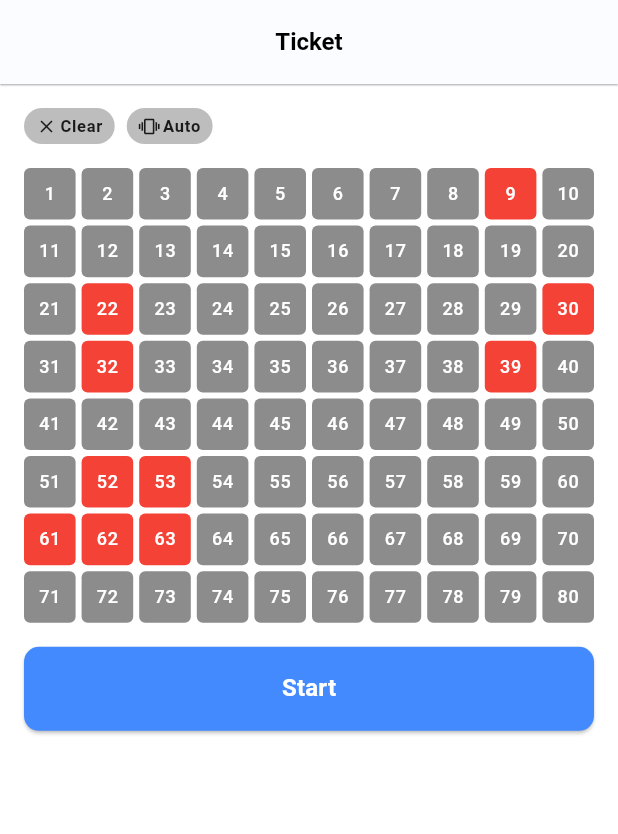
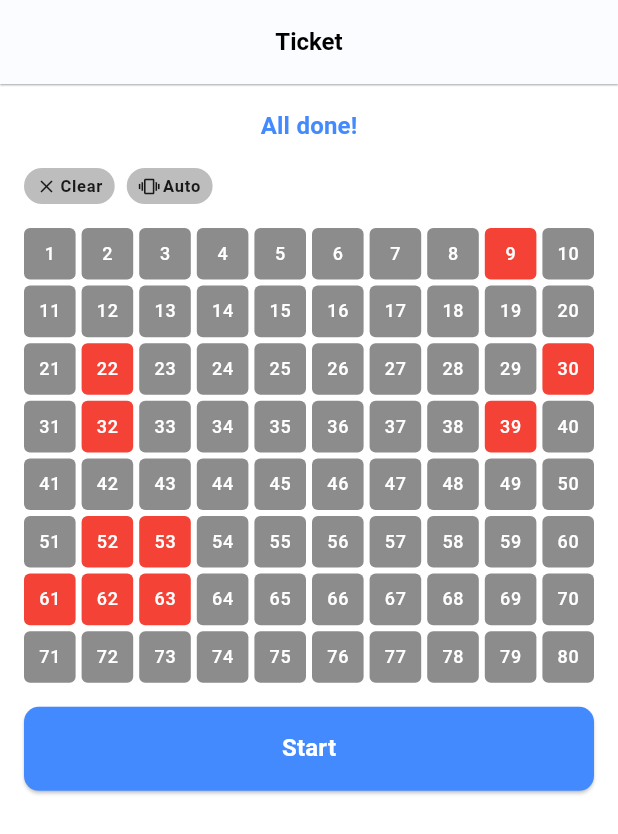
Before and after one commit to rayray199085/My-Draw, a Flutter app: the screen it shows after launch, after a tap on "Auto", on a phone screen of 412 x 824 dp. Shown: the top 834 px of the screen. Run offline on Flutter 3.47's test engine with Material 3 defaults, Android fonts, the phone set to English and light mode, and no system bars; our stand-ins replace bloc, flutter_bloc, freezed_annotation, go_router.

Commit message:
Update ticket header UI

```diff
--- a/lib/features/screens/ticket/presentation/ticket_screen.dart
+++ b/lib/features/screens/ticket/presentation/ticket_screen.dart
@@ -44,7 +44,7 @@ class TicketBody extends StatelessWidget {
               crossAxisAlignment: CrossAxisAlignment.stretch,
               spacing: Gaps.spacing16,
               children: [
-                const TicketHeader(),
+                TicketHeader(numberCount: selectedNumbers.length),
                 NumberSelectionBoard(selectedNumbers: selectedNumbers),
                 ElevatedButton(
                     onPressed: selectedNumbers.length ==
--- a/lib/features/screens/ticket/presentation/widgets/ticket_header.dart
+++ b/lib/features/screens/ticket/presentation/widgets/ticket_header.dart
@@ -1,5 +1,6 @@
 import 'package:flutter/material.dart';
 import 'package:flutter_bloc/flutter_bloc.dart';
+import 'package:my_draw/features/screens/ticket/presentation/ticket_screen_constants.dart';
 
 import '../../../../../core/theme/gaps.dart';
 import '../../../../../generated/l10n.dart';
@@ -7,11 +8,24 @@ import '../cubit/ticket_cubit.dart';
 import 'icon_text_button.dart';
 
 class TicketHeader extends StatelessWidget {
-  const TicketHeader({super.key});
+  const TicketHeader({super.key, this.numberCount = 0});
 
+  final int numberCount;
   @override
   Widget build(BuildContext context) {
-    return Row(
+    final remainingNumberCount =
+        TicketScreenConstants.maxSelectedNumber - numberCount;
+    return Column(
+      spacing: Gaps.spacing16,
+      children: [
+        Text(
+          _getTitleLabel(context: context, count: remainingNumberCount),
+          style: Theme.of(context).textTheme.titleMedium?.copyWith(
+                color: Theme.of(context).colorScheme.primary,
+                fontWeight: FontWeight.bold,
+              ),
+        ),
+        Row(
           spacing: Gaps.spacing8,
           children: [
             IconTextButton(
@@ -22,9 +36,22 @@ class TicketHeader extends StatelessWidget {
             IconTextButton(
               icon: Icons.vibration,
               label: S.of(context).auto,
-          onTap: () => context.read<TicketCubit>().autoGenerateTicketNumbers(),
+              onTap: () =>
+                  context.read<TicketCubit>().autoGenerateTicketNumbers(),
             )
+          ],
+        ),
       ],
     );
   }
+
+  String _getTitleLabel({required BuildContext context, required int count}) {
+    if (count == 0) {
+      return S.of(context).allDone;
+    } else if (count == 1) {
+      return S.of(context).pickOneNumber;
+    } else {
+      return S.of(context).pickNumbers(count);
     }
+  }
+}
--- a/lib/l10n/intl_en.arb
+++ b/lib/l10n/intl_en.arb
@@ -1,10 +1,13 @@
 {
   "@@locale": "en",
+  "allDone": "All done!",
   "auto": "Auto",
   "ballNumbers": "Ball numbers",
   "clear": "Clear",
   "draw": "Draw",
   "heads": "Heads",
+  "pickNumbers": "Pick {count} numbers",
+  "pickOneNumber": "Pick 1 number",
   "start": "Start",
   "tails": "Tails",
   "ticket": "Ticket",
```
Also changed, not shown: lib/generated/intl/messages_en.dart, lib/generated/l10n.dart, 1 other file. Lines whose indentation alone changed are shown as unchanged.
